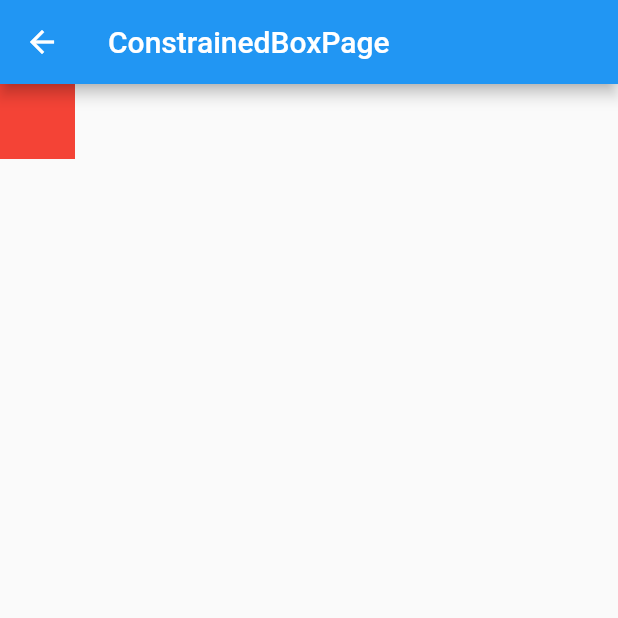
After one commit to kitesoft/flutter_widget_summary, a Flutter app: the LayoutListPage screen opened directly, after a tap on "ConstrainedBox", on a phone screen of 412 x 824 dp, the top half of it. The commit adds this screen. Run offline on Flutter 3.47's test engine with Material 2 defaults, Android fonts, the phone set to English and light mode, and no system bars; our stand-ins replace flutter_screenutil.

Commit message:
增加ConstrainedBox控件的文档

```diff
--- a/lib/pages/LayoutListPage.dart
+++ b/lib/pages/LayoutListPage.dart
@@ -4,6 +4,7 @@ import 'LRPageRouteBuilder.dart' as LRPageRouteBuilder;
 import 'layouts/AlignPage.dart';
 import 'layouts/AspectRatioPage.dart';
 import 'layouts/CenterPage.dart';
+import 'layouts/ConstrainedBoxPage.dart';
 import 'layouts/ContainerPage.dart';
 import 'layouts/FittedBoxPage.dart';
 import 'layouts/PaddingPage.dart';
@@ -81,6 +82,16 @@ class LayoutListPage extends StatelessWidget {
                         return new AspectRatioPage();
                       }));
             },
+          ),
+          ListTile(
+            title: Text("ConstrainedBox"),
+            onTap: () {
+              Navigator.of(context).push(
+                  LRPageRouteBuilder.createPageRouteBuilder(
+                      pageBuilder: (context, anim1, anim2) {
+                        return new ConstrainedBoxPage();
+                      }));
+            },
           )
         ],
       ),
--- /dev/null
+++ b/lib/pages/layouts/ConstrainedBoxPage.dart
@@ -0,0 +1,27 @@
+import 'package:flutter/material.dart';
+
+class ConstrainedBoxPage extends StatelessWidget{
+  @override
+  Widget build(BuildContext context) {
+    return new Scaffold(
+      appBar: AppBar(
+        title: Text("ConstrainedBoxPage"),
+        leading: IconButton(icon: Icon(Icons.arrow_back), onPressed: () => Navigator.of(context).pop()),
+      ),
+      body: new ConstrainedBox(
+        constraints: const BoxConstraints(
+          minWidth: 10.0,
+          minHeight: 10.0,
+          maxWidth: 50.0,
+          maxHeight: 50.0,
+        ),
+        child: new Container(
+          width: 200.0,
+          height: 200.0,
+          color: Colors.red,
+        ),
+      )
+    );
+  }
+
+}
--- /dev/null
+++ b/lib/pages/layouts/docs/ConstrainedBoxDoc.dart
@@ -0,0 +1,7 @@
+class ConstrainedBoxDoc{
+  ///constructor params:
+  ///{
+  /// constraints : 类型ConstrainedBox，设置最大、最小宽高值
+  /// child : 类型widget
+  ///}
+}
```
